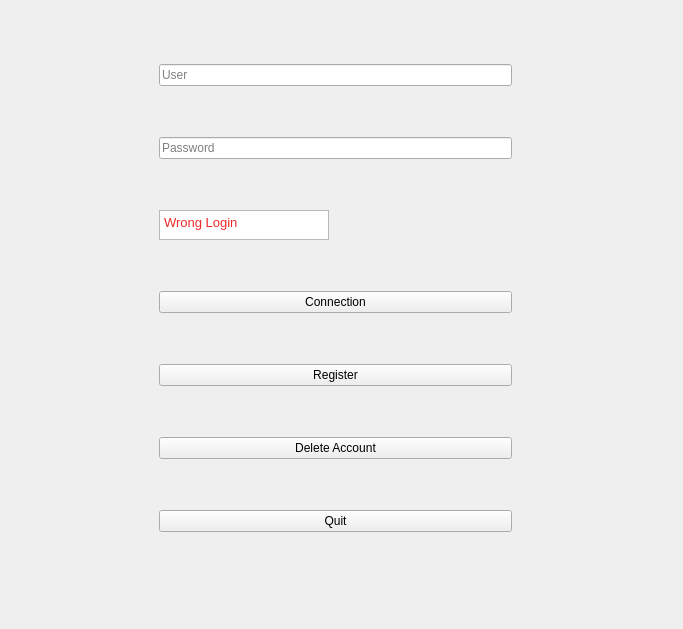
Encorpluptit/CPP-VOIP_Client_Server, file BabelClient/ClientCore/mainwindow.ui: the form before one commit.
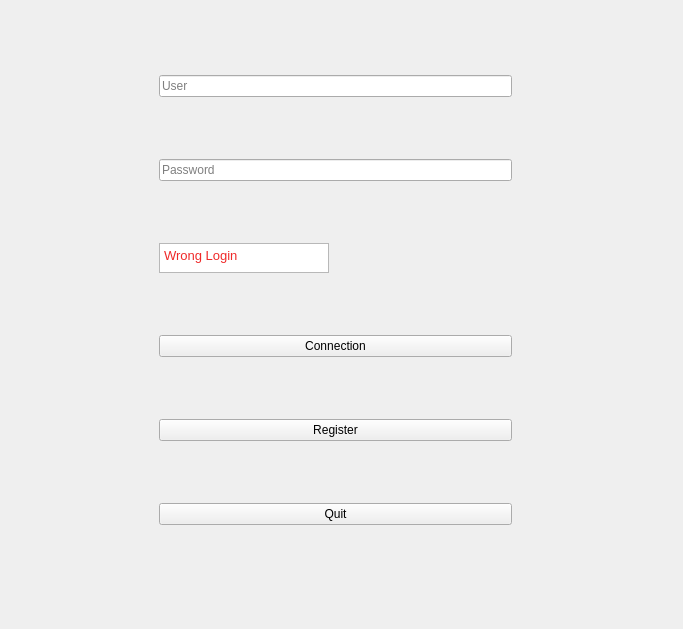
The form after the commit.

Commit message: [FIX] mainwindow delete button fonction from login addinf delete button account to call page

Diff of the .ui file:
```diff
--- a/BabelClient/ClientCore/mainwindow.ui
+++ b/BabelClient/ClientCore/mainwindow.ui
@@ -69,7 +69,7 @@
         </property>
        </widget>
       </item>
-      <item row="9" column="0">
+      <item row="8" column="0">
        <widget class="QPushButton" name="QuitButton">
         <property name="text">
          <string>Quit</string>
@@ -131,13 +131,6 @@
         </property>
        </widget>
       </item>
-      <item row="8" column="0">
-       <widget class="QPushButton" name="DeleteAccount">
-        <property name="text">
-         <string>Delete Account</string>
-        </property>
-       </widget>
-      </item>
      </layout>
     </widget>
     <widget class="QWidget" name="RegisterPage">
```
The commit also changes 2 other files.
